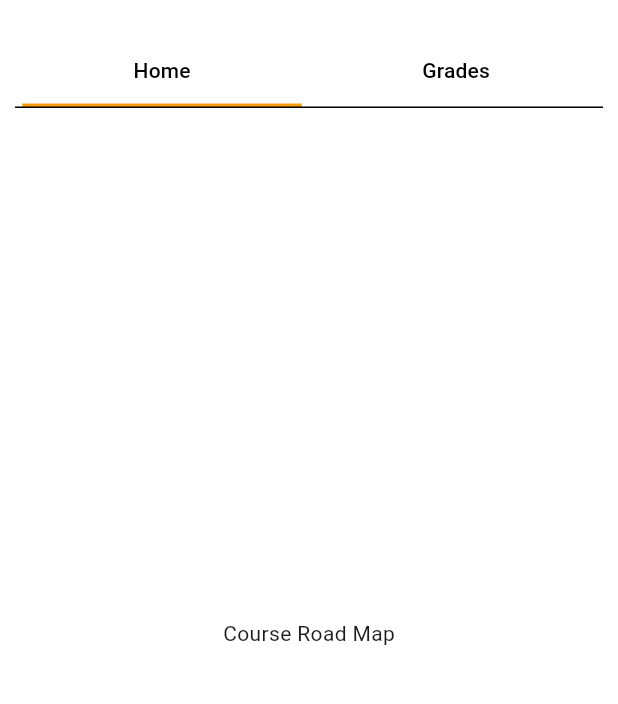
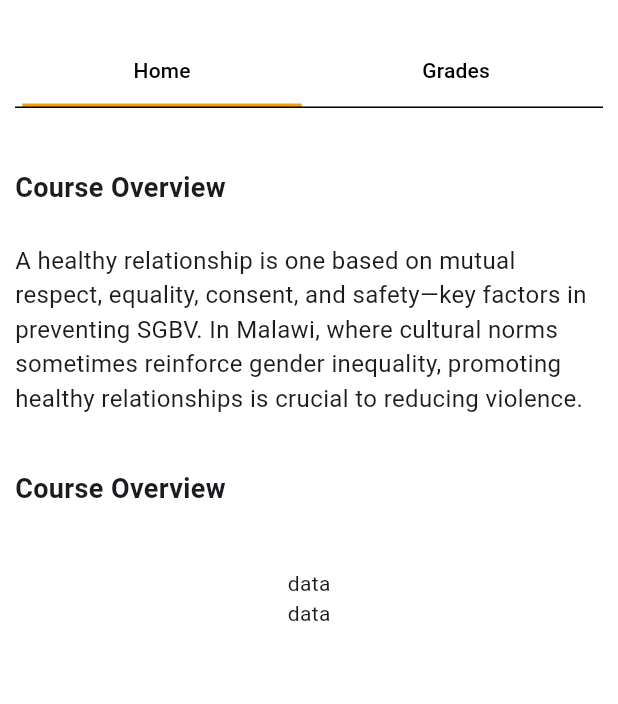
Before and after one commit to ishi265/ufuluapp, a Flutter app: the screen it shows after launch, on a phone screen of 412 x 824 dp, the part 63-767 px from its top. Run offline on Flutter 3.47's test engine with Material 3 defaults, Android fonts, the phone set to English and light mode, and no system bars; our stand-ins replace google_fonts, iconsax.

Commit message:
making the outline in the pages

```diff
--- a/lib/pages/courseRoadMap.dart
+++ b/lib/pages/courseRoadMap.dart
@@ -1,5 +1,6 @@
 import 'package:flutter/material.dart';
 import 'package:iconsax/iconsax.dart';
+import 'package:ufuluapp/widgets/CourseOutline.dart';
 import 'package:ufuluapp/widgets/GradesWidget.dart';
 
 class CourseRoadMap extends StatelessWidget {
@@ -47,7 +48,7 @@ class CourseRoadMap extends StatelessWidget {
               Expanded(
                 child: TabBarView(
                   children: [
-                    Center(child: Text("Course Road Map")),
+                    CourseOutlineWidget(),
                     GradesWidget(),
                   ],
                 ),
--- /dev/null
+++ b/lib/widgets/CourseOutline.dart
@@ -0,0 +1,47 @@
+import 'package:flutter/material.dart';
+import 'package:ufuluapp/widgets/AssignmentMarkWidget.dart';
+
+class CourseOutlineWidget extends StatelessWidget {
+  const CourseOutlineWidget({
+    super.key,
+  });
+
+  @override
+  Widget build(BuildContext context) {
+    return Column(
+      crossAxisAlignment: CrossAxisAlignment.start,
+      children: [
+        Padding(
+          padding: const EdgeInsets.symmetric(vertical: 40),
+          child: Column(
+            crossAxisAlignment: CrossAxisAlignment.start,
+            children: [
+              Text("Course Overview",
+                  style: TextStyle(fontSize: 18, fontWeight: FontWeight.w600)),
+              SizedBox(height: 24),
+              Text(
+                  "A healthy relationship is one based on mutual respect, equality, consent, and safety—key factors in preventing SGBV. In Malawi, where cultural norms sometimes reinforce gender inequality, promoting healthy relationships is crucial to reducing violence.",
+                  style: TextStyle(fontSize: 16)),
+              SizedBox(height: 36),
+              Text("Course Overview",
+                  style: TextStyle(fontSize: 18, fontWeight: FontWeight.w600)),
+            ],
+          ),
+        ),
+        SingleChildScrollView(
+          child: Column(
+            children: [
+              ListView.builder(
+                  shrinkWrap: true,
+                  physics: NeverScrollableScrollPhysics(),
+                  itemCount: 2,
+                  itemBuilder: (context, index) => Column(
+                        children: [Text("data")],
+                      )),
+            ],
+          ),
+        )
+      ],
+    );
+  }
+}
```
